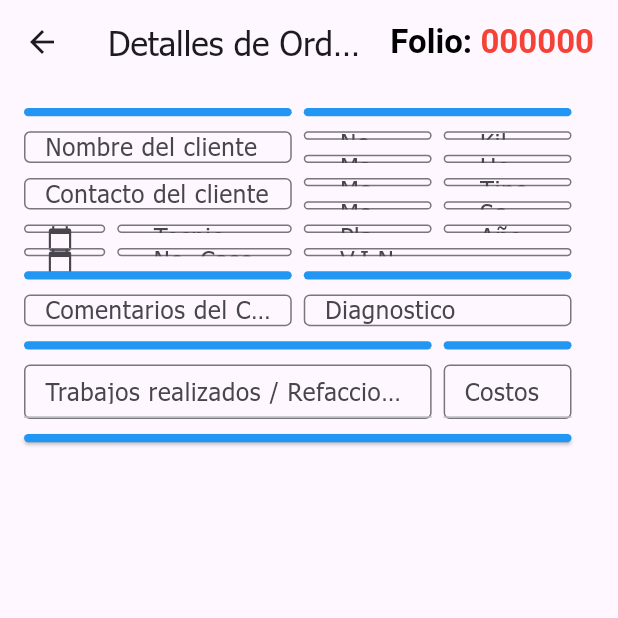
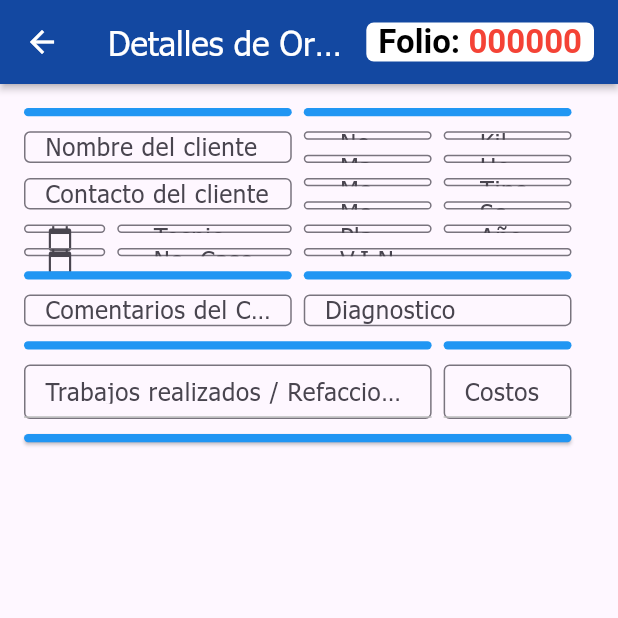
Before and after one commit to Alan-Ovalle/TechTruck-App, a Flutter app: the NewOrder screen opened directly with empty values, on a phone screen of 412 x 824 dp, the top half of it. Run offline on Flutter 3.47's test engine with Material 3 defaults, Android fonts, the phone set to English and light mode, and no system bars; our stand-ins replace flutter_form_builder, open_file, pdf, printing, shared_preferences, sqflite and 1 more; accounts and stored records are empty.

Commit message:
Color correction 3

```diff
--- a/lib/views/new_order.dart
+++ b/lib/views/new_order.dart
@@ -43,7 +43,13 @@ class _NewOrderState extends State<NewOrder> {
 
   Widget checkFolioExist() {
     if (thisOrderExist) {
-      return RichText(
+      return Container(
+        padding: const EdgeInsets.only(left: 8, right: 8),
+        decoration: BoxDecoration(
+          borderRadius: BorderRadius.circular(5),
+          color: Colors.white,
+        ),
+        child: RichText(
           text: TextSpan(
             children: [
               const TextSpan(
@@ -64,6 +70,7 @@ class _NewOrderState extends State<NewOrder> {
               ),
             ],
           ),
+        ),
       );
     } else {
       return Container();
@@ -75,6 +82,10 @@ class _NewOrderState extends State<NewOrder> {
     return Scaffold(
       appBar: AppBar(
         title: checkDataExist(widget.idOrder),
+        backgroundColor: Colors.blue.shade900,
+        foregroundColor: Colors.white,
+        shadowColor: Colors.black,
+        elevation: 2,
         actions: [
           checkFolioExist(),
           addHorizontalSpace(16),
```
Lines whose indentation alone changed are shown as unchanged.
